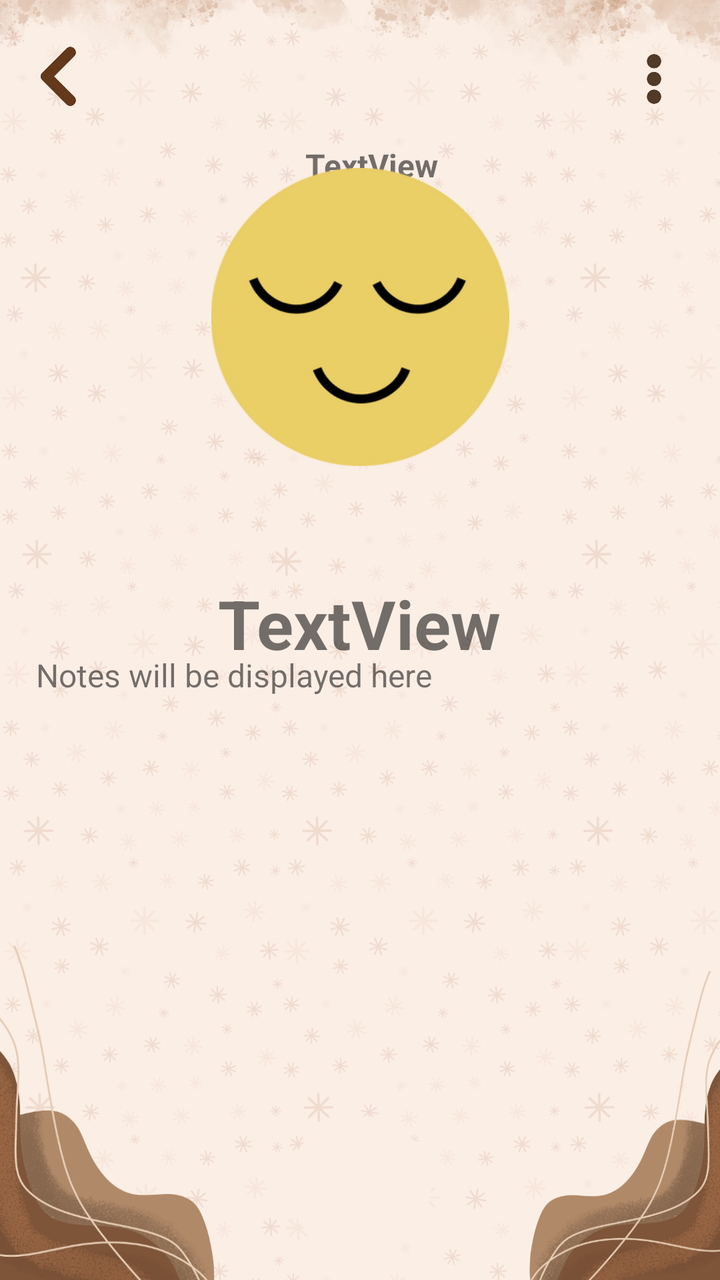
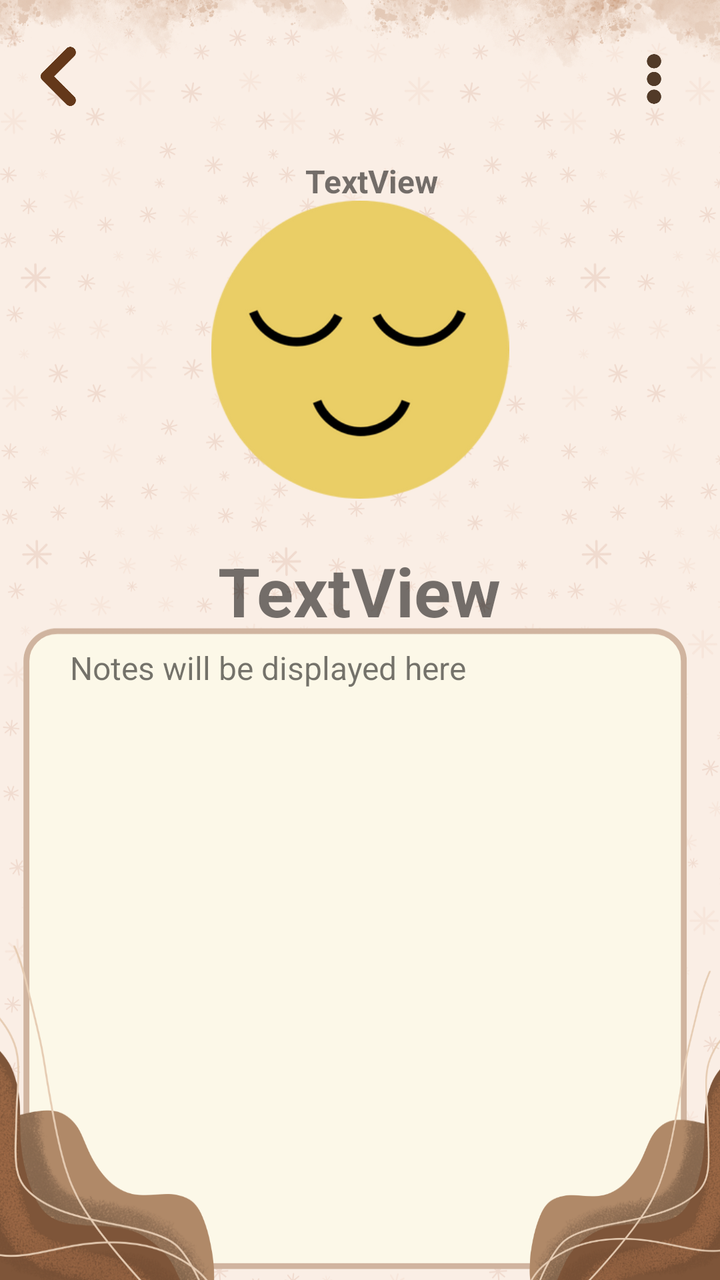

Before-and-after screenshots of an Android layout around one commit, followed by the original layout XML and the change that was made.
<!-- AndroidManifest.xml: application theme Theme.MoodTracker -->
<!-- res/layout/activity_emotion_inputted.xml -->
<?xml version="1.0" encoding="utf-8"?>
<androidx.constraintlayout.widget.ConstraintLayout xmlns:android="http://schemas.android.com/apk/res/android"
    xmlns:app="http://schemas.android.com/apk/res-auto"
    xmlns:tools="http://schemas.android.com/tools"
    android:id="@+id/dateCF"
    android:layout_width="match_parent"
    android:layout_height="match_parent"
    android:background="@drawable/here_layout"
    tools:context=".EmotionInputted">

    <ImageView
        android:id="@+id/back2"
        android:layout_width="31dp"
        android:layout_height="43dp"
        android:layout_marginTop="16dp"
        app:layout_constraintEnd_toEndOf="parent"
        app:layout_constraintHorizontal_bias="0.042"
        app:layout_constraintStart_toStartOf="parent"
        app:layout_constraintTop_toTopOf="parent"
        app:srcCompat="@drawable/back" />

    <TextView
        android:id="@+id/textCF3"
        android:layout_width="214dp"
        android:layout_height="49dp"
        android:layout_marginTop="28dp"
        android:layout_marginBottom="362dp"
        android:text="TextView"
        android:textAlignment="center"
        android:textSize="34sp"
        android:textStyle="bold"
        app:layout_constraintBottom_toBottomOf="parent"
        app:layout_constraintEnd_toEndOf="parent"
        app:layout_constraintHorizontal_bias="0.497"
        app:layout_constraintStart_toStartOf="parent"
        app:layout_constraintTop_toBottomOf="@id/emotionCF3" />

    <TextView
        android:id="@+id/dateCNFRM3"
        android:layout_width="234dp"
        android:layout_height="37dp"
        android:layout_marginTop="96dp"
        android:text="TextView"
        android:textAlignment="center"
        android:textSize="16sp"
        android:textStyle="bold"
        app:layout_constraintBottom_toTopOf="@+id/emotionCF3"
        app:layout_constraintEnd_toEndOf="parent"
        app:layout_constraintHorizontal_bias="0.546"
        app:layout_constraintStart_toStartOf="parent"
        app:layout_constraintTop_toTopOf="parent" />

    <ImageView
        android:id="@+id/emotionCF3"
        android:layout_width="362dp"
        android:layout_height="149dp"
        android:layout_marginStart="130dp"
        android:layout_marginTop="144dp"
        android:layout_marginEnd="131dp"
        android:layout_marginBottom="28dp"
        android:textAlignment="center"
        app:layout_constraintBottom_toTopOf="@+id/textCF3"
        app:layout_constraintEnd_toEndOf="parent"
        app:layout_constraintStart_toStartOf="parent"
        app:layout_constraintTop_toTopOf="parent"
        app:srcCompat="@drawable/calm" />

    <ImageView
        android:id="@+id/dots"
        android:layout_width="34dp"
        android:layout_height="38dp"
        android:layout_marginTop="21dp"
        android:layout_marginEnd="16dp"
        app:layout_constraintEnd_toEndOf="parent"
        app:layout_constraintTop_toTopOf="parent"
        app:srcCompat="@drawable/dots" />

    <ScrollView
        android:layout_width="339dp"
        android:layout_height="340dp"
        android:layout_marginStart="25dp"
        android:layout_marginTop="2dp"
        android:layout_marginEnd="30dp"
        android:layout_marginBottom="7dp"
        app:layout_constraintBottom_toBottomOf="parent"
        app:layout_constraintEnd_toEndOf="parent"
        app:layout_constraintStart_toStartOf="parent"
        app:layout_constraintTop_toBottomOf="@+id/textCF3">

        <TextView
            android:id="@+id/notesDisplay"
            android:layout_width="match_parent"
            android:layout_height="wrap_content"
            android:padding="10dp"
            android:text="Notes will be displayed here"
            android:textSize="16sp" />

    </ScrollView>
</androidx.constraintlayout.widget.ConstraintLayout>
<!-- resources referenced by this layout -->
<resources>
  <!-- drawable back: png bitmap (drawable, 5800 bytes) -->
  <!-- drawable calm: png bitmap (drawable, 22327 bytes) -->
  <!-- drawable dots: png bitmap (drawable, 6574 bytes) -->
  <!-- drawable here_layout: png bitmap (drawable, 535882 bytes) -->
  <style name="Theme.MoodTracker" parent="Base.Theme.MoodTracker" />
  <style name="Base.Theme.MoodTracker" parent="Theme.MaterialComponents.Light.NoActionBar">
          
          <item name="colorPrimary">#c47930</item> 
          <item name="colorPrimaryVariant">#c47930</item> 
          <item name="colorOnPrimary">#000000</item> 
          <item name="colorControlNormal">#FFFFFF</item>
  
          
          <item name="materialButtonStyle">@style/CustomButtonStyle</item>
      </style>
  <style name="CustomButtonStyle" parent="Widget.MaterialComponents.Button">
          <item name="backgroundTint">#64381A</item>
          <item name="android:textColor">@color/brownishe</item>
      </style>
  <color name="brownishe">#c47930</color>
</resources>

<!-- the commit's change to res/layout/activity_emotion_inputted.xml (unified diff, before → after) -->
@@ -5,7 +5,7 @@
     android:id="@+id/dateCF"
     android:layout_width="match_parent"
     android:layout_height="match_parent"
-    android:background="@drawable/here_layout"
+    android:background="@drawable/layout_input"
     tools:context=".EmotionInputted">
 
     <ImageView
@@ -23,7 +23,7 @@
         android:id="@+id/textCF3"
         android:layout_width="214dp"
         android:layout_height="49dp"
-        android:layout_marginTop="28dp"
+        android:layout_marginTop="-5dp"
         android:layout_marginBottom="362dp"
         android:text="TextView"
         android:textAlignment="center"
@@ -79,13 +79,15 @@
         android:layout_width="339dp"
         android:layout_height="340dp"
         android:layout_marginStart="25dp"
-        android:layout_marginTop="2dp"
+        android:layout_marginTop="-9dp"
         android:layout_marginEnd="30dp"
         android:layout_marginBottom="7dp"
         app:layout_constraintBottom_toBottomOf="parent"
         app:layout_constraintEnd_toEndOf="parent"
+        app:layout_constraintHorizontal_bias="0.0"
         app:layout_constraintStart_toStartOf="parent"
-        app:layout_constraintTop_toBottomOf="@+id/textCF3">
+        app:layout_constraintTop_toBottomOf="@+id/textCF3"
+        app:layout_constraintVertical_bias="0.0">
 
         <TextView
             android:id="@+id/notesDisplay"
<!-- resource entries referenced after the edit -->
@@ -3,7 +3,7 @@
   <!-- drawable back: png bitmap (drawable, 5800 bytes) -->
   <!-- drawable calm: png bitmap (drawable, 22327 bytes) -->
   <!-- drawable dots: png bitmap (drawable, 6574 bytes) -->
-  <!-- drawable here_layout: png bitmap (drawable, 535882 bytes) -->
+  <!-- drawable layout_input: png bitmap (drawable, 412864 bytes) -->
   <style name="Theme.MoodTracker" parent="Base.Theme.MoodTracker" />
   <style name="Base.Theme.MoodTracker" parent="Theme.MaterialComponents.Light.NoActionBar">
           
